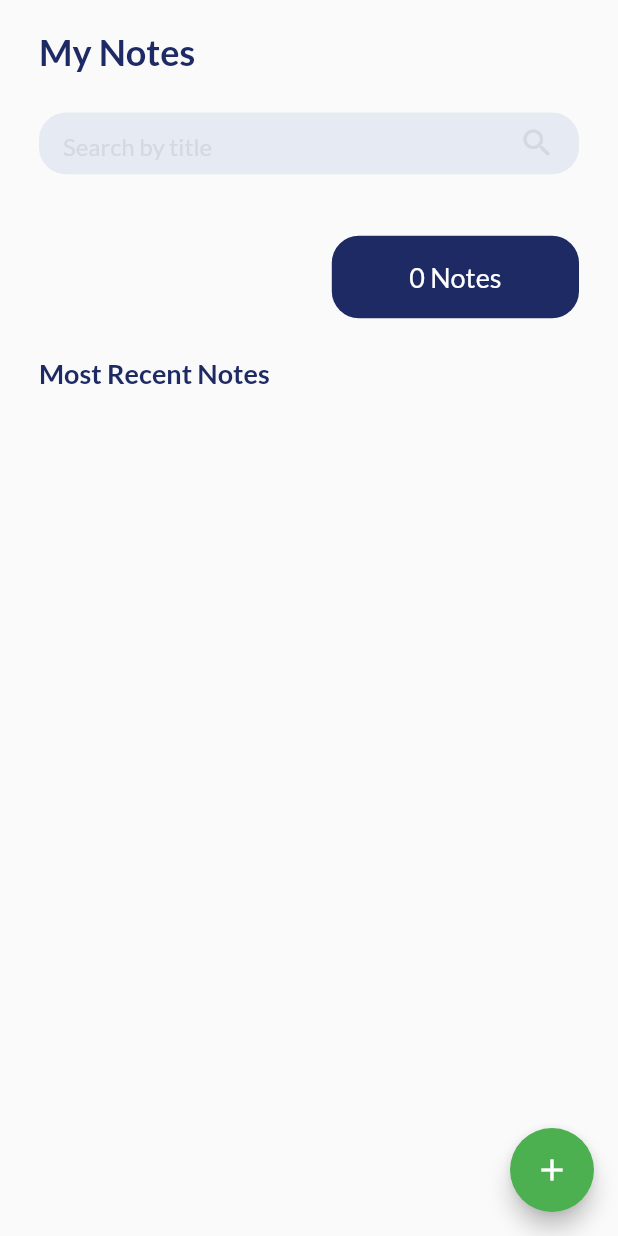
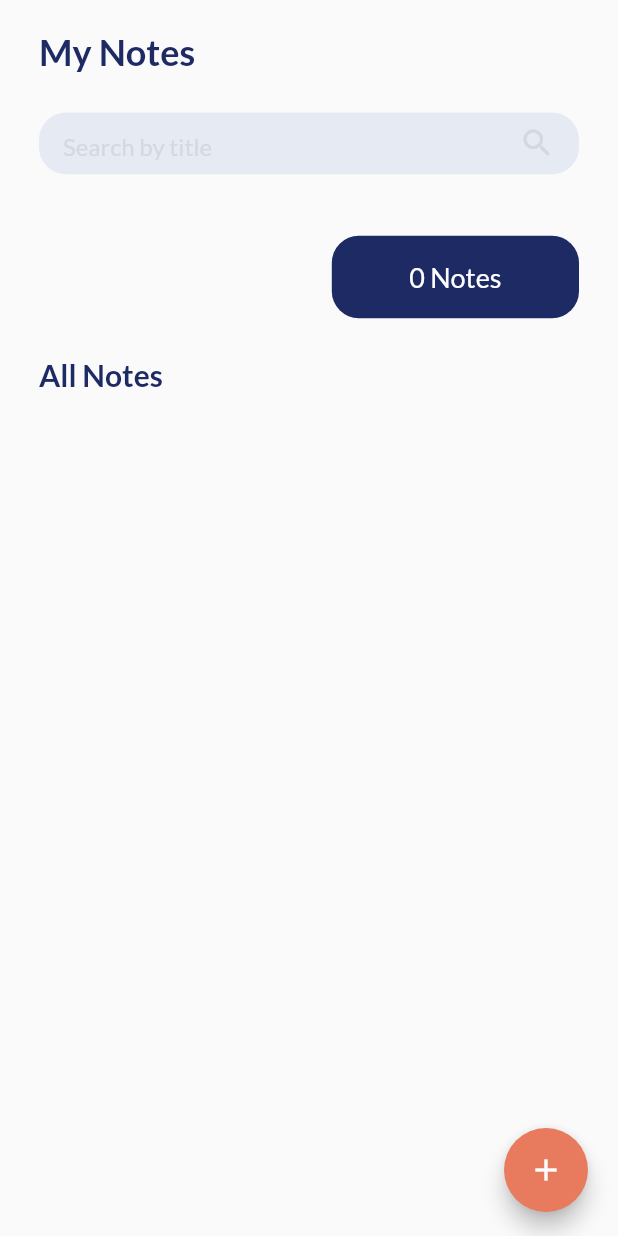
Before and after one commit to arberzeka1/noteApp, a Flutter app: the screen it shows after launch, on a phone screen of 412 x 824 dp. Run offline on Flutter 3.47's test engine with Material 2 defaults, Android fonts, the phone set to English and light mode, and no system bars; our stand-ins replace flutter_bloc, google_fonts, hive, hive_flutter; accounts and stored records are empty.

Commit message:
small fixes

```diff
--- a/lib/new_edit_screen.dart
+++ b/lib/new_edit_screen.dart
@@ -179,10 +179,10 @@ class _NewEditTodoState extends State<NewEditTodo> {
                         color: const Color(0xFF1D2A64),
                         borderRadius: BorderRadius.circular(10),
                       ),
-                      child: const Center(
+                      child:  Center(
                         child: Text(
-                          'Save Note',
-                          style: TextStyle(
+                          widget.note != null  ? 'Update Note' : 'Save Note',
+                          style: const TextStyle(
                             fontSize: 18,
                             fontWeight: FontWeight.w700,
                             color: Colors.white,
--- a/lib/todo_screen.dart
+++ b/lib/todo_screen.dart
@@ -142,9 +142,9 @@ class _TodoScreenState extends State<TodoScreen> {
               child: Container(
                 padding: const EdgeInsets.all(26.0),
                 child: Text(
-                  "Most Recent Notes",
+                  "All Notes",
                   style: GoogleFonts.lato(
-                    fontSize: 18.0,
+                    fontSize: 20.0,
                     fontWeight: FontWeight.bold,
                     color: const Color(0xFF1D2A64),
                   ),
@@ -163,7 +163,7 @@ class _TodoScreenState extends State<TodoScreen> {
                     child: Container(
                       decoration: BoxDecoration(
                         color: note.isChecked == true
-                            ? Colors.grey.shade400
+                            ? const Color(0xffCADCFC)
                             : const Color(0xFF1D2A64),
                         borderRadius: BorderRadius.circular(10),
                       ),
@@ -257,16 +257,19 @@ class _TodoScreenState extends State<TodoScreen> {
           ],
         ),
       ),
-      floatingActionButton: FloatingActionButton(
+      floatingActionButton: Padding(
+        padding: const EdgeInsets.only(right: 4.0),
+        child: FloatingActionButton(
           onPressed: () => Navigator.push(
             context,
             MaterialPageRoute(
               builder: (BuildContext context) => const NewEditTodo(),
             ),
           ),
-        backgroundColor: Colors.green,
+          backgroundColor: const Color(0xffE87A5D),
           child: const Center(
             child: Icon(Icons.add),
+          ),
         ),
       ),
     );
```
Lines whose indentation alone changed are shown as unchanged.
